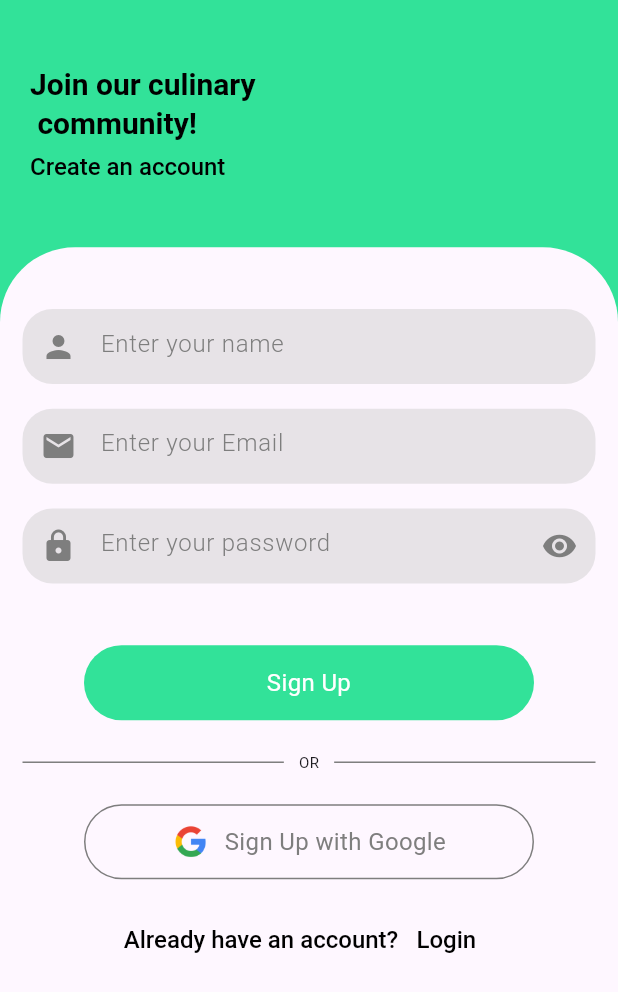
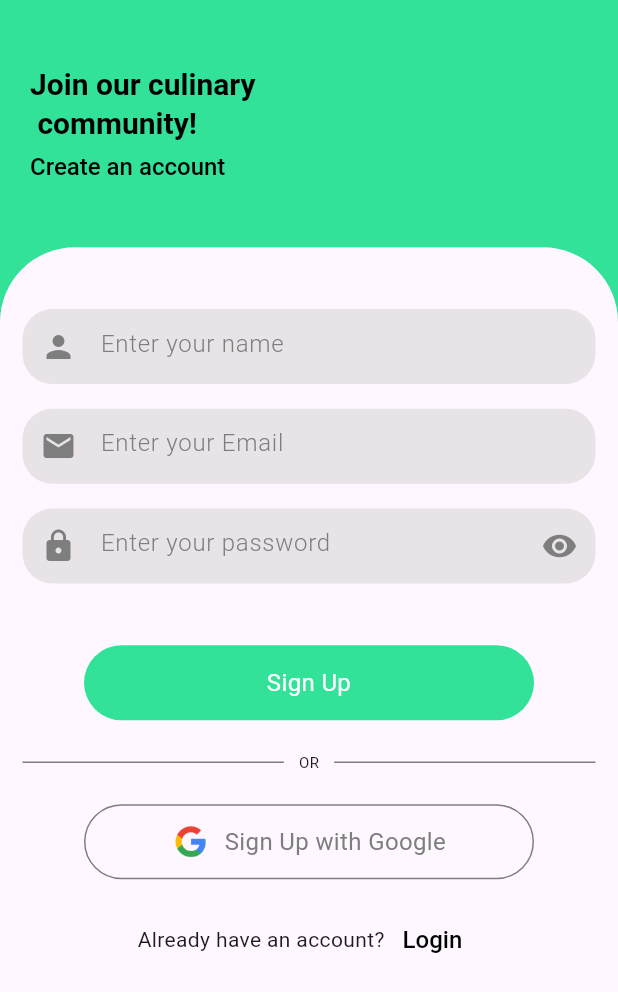
Before and after one commit to DivyanshArya09/Flavorly, a Flutter app: the SignUpPage screen opened directly, on a phone screen of 412 x 824 dp. Shown: the top 992 px of the screen. Run offline on Flutter 3.47's test engine with Material 3 defaults, Android fonts, the phone set to English and light mode, and no system bars; our stand-ins replace animate_do, bloc, cloud_firestore, dartz, device_info_plus, equatable and 9 more; accounts and stored records are empty; network calls fail.

Commit message:
Auth comleted

```diff
--- a/lib/features/auth/presentation/auth_blocs/login_bloc/login_status.dart
+++ /dev/null
@@ -1 +0,0 @@
-enum LoginStatus { initial, loading, loaded, error }
--- a/lib/features/auth/presentation/pages/sign_in.dart
+++ b/lib/features/auth/presentation/pages/sign_in.dart
@@ -128,7 +128,6 @@ class _SignUpPageState extends State<SignUpPage> {
                       topRight: Radius.circular(50),
                     ),
                   ),
-                  child: Expanded(
                   child: Column(
                     children: [
                       CustomTextField(
@@ -191,10 +190,8 @@ class _SignUpPageState extends State<SignUpPage> {
                       Row(
                           mainAxisAlignment: MainAxisAlignment.center,
                           children: [
-                              Text(
+                            const Text(
                               'Already have an account?',
-                                style:
-                                    Theme.of(context).textTheme.headlineSmall,
                             ),
                             TextButton(
                               onPressed: () {
@@ -214,7 +211,6 @@ class _SignUpPageState extends State<SignUpPage> {
                     ],
                   ),
                 ),
-                ),
               ],
             ),
           );
--- a/lib/features/auth/presentation/widgets/text_field.dart
+++ b/lib/features/auth/presentation/widgets/text_field.dart
@@ -1,5 +1,4 @@
 import 'package:flutter/material.dart';
-import 'package:recipe_app/config/constants/app_colors.dart';
 
 class CustomTextField extends StatelessWidget {
   final String hintText;
```
Also changed, not shown: lib/features/auth/presentation/auth_blocs/login_bloc/login_bloc.dart (+10 -4 lines), lib/features/auth/presentation/pages/login_page.dart (+37 -17 lines). Lines whose indentation alone changed are shown as unchanged.
